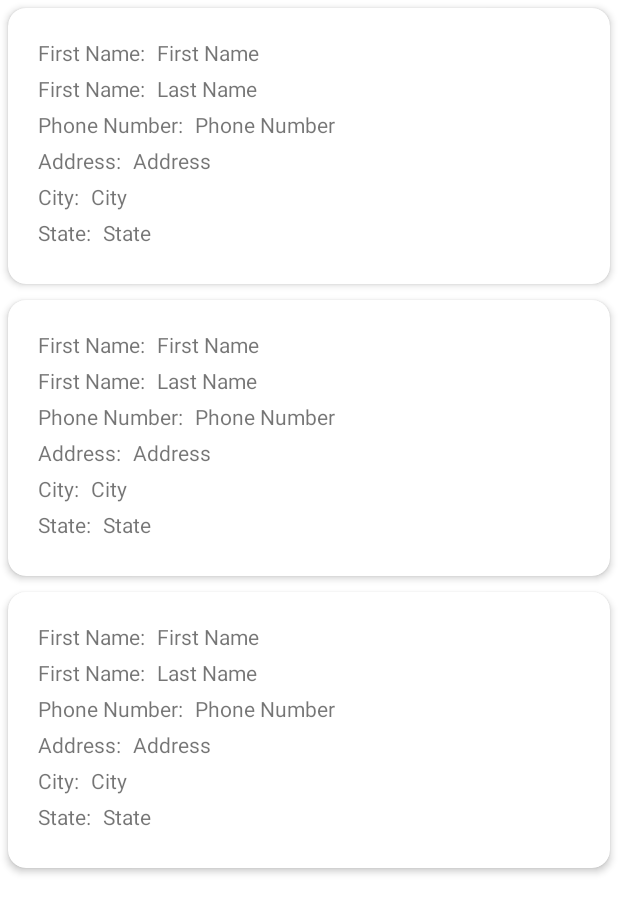
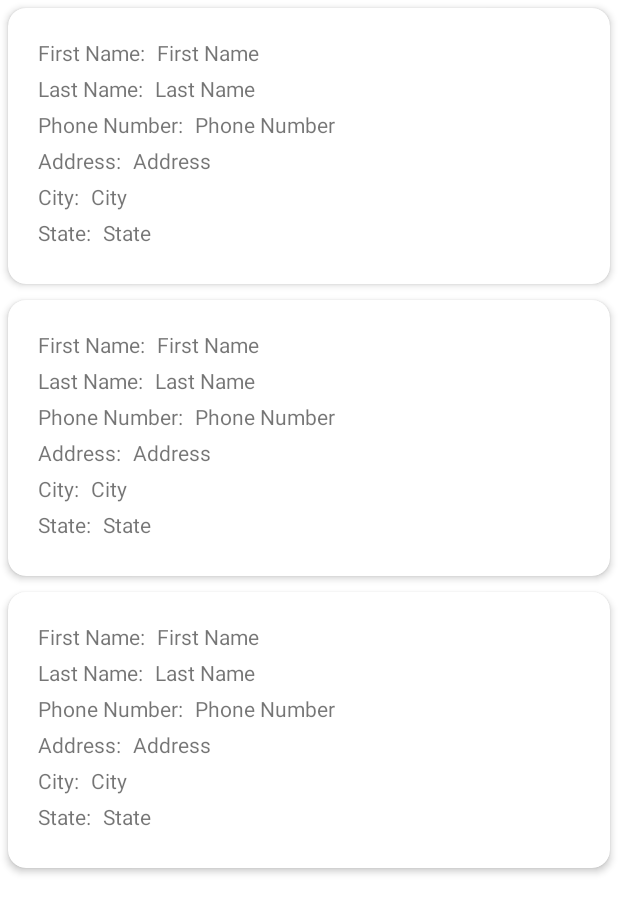
Before and after one commit to JacobArvizu/CustomerList, an Android app: the layout fragment_main.xml on its own in the app's theme, with its tools: preview values and no code run, on a phone screen of 412 x 824 dp. Shown: the top 913 px of the screen. Run offline under Robolectric (Android 15) with nearby library versions, the phone set to English and light mode, and no system bars.

Commit message:
Update card_layout.xml

```diff
--- a/app/src/main/res/layout/card_layout.xml
+++ b/app/src/main/res/layout/card_layout.xml
@@ -36,7 +36,7 @@
             android:id="@+id/lblLastName"
             android:layout_width="wrap_content"
             android:layout_height="24dp"
-            android:text="@string/lblFirstName"
+            android:text="@string/lblLastName"
             app:layout_constraintStart_toStartOf="parent"
             app:layout_constraintTop_toBottomOf="@id/lblFirstName" />
 
```
